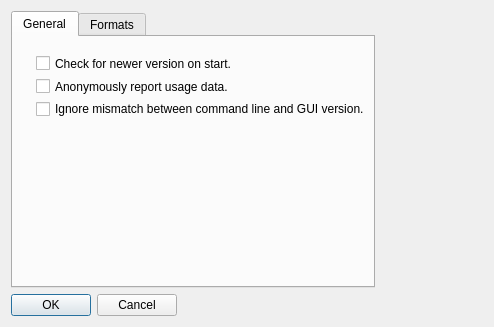
First picture: the form in gui/preferences.ui, repository GPSBabel/gpsbabel, before the edit.
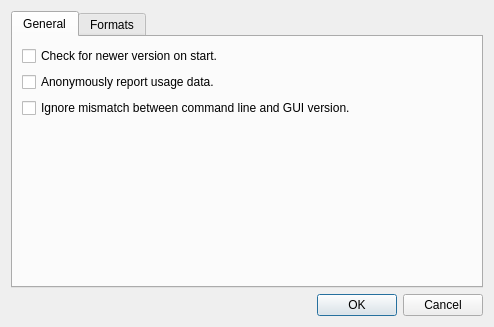
Second picture: the form after the edit.

Diff of the .ui file:
```diff
--- a/gui/preferences.ui
+++ b/gui/preferences.ui
@@ -19,8 +19,8 @@
   <property name="windowTitle">
    <string>GPSBabel Preferences</string>
   </property>
-  <layout class="QFormLayout" name="formLayout">
-   <item row="0" column="0">
+  <layout class="QVBoxLayout" name="verticalLayout_2">
+   <item>
     <widget class="QTabWidget" name="tabWidget">
      <property name="currentIndex">
       <number>0</number>
@@ -29,15 +29,6 @@
       <attribute name="title">
        <string>General</string>
       </attribute>
-      <widget class="QWidget" name="layoutWidget">
-       <property name="geometry">
-        <rect>
-         <x>23</x>
-         <y>18</y>
-         <width>387</width>
-         <height>62</height>
-        </rect>
-       </property>
        <layout class="QVBoxLayout" name="verticalLayout_4">
         <item>
          <widget class="QCheckBox" name="startupCheck">
@@ -60,8 +51,20 @@
           </property>
          </widget>
         </item>
-       </layout>
-      </widget>
+       <item>
+        <spacer name="verticalSpacer">
+         <property name="orientation">
+          <enum>Qt::Vertical</enum>
+         </property>
+         <property name="sizeHint" stdset="0">
+          <size>
+           <width>20</width>
+           <height>40</height>
+          </size>
+         </property>
+        </spacer>
+       </item>
+      </layout>
      </widget>
      <widget class="QWidget" name="format_tab">
       <attribute name="title">
@@ -114,7 +117,7 @@
      </widget>
     </widget>
    </item>
-   <item row="1" column="0">
+   <item>
     <widget class="QDialogButtonBox" name="buttonBox">
      <property name="orientation">
       <enum>Qt::Horizontal</enum>
@@ -124,19 +127,6 @@
      </property>
     </widget>
    </item>
-   <item row="0" column="1">
-    <spacer name="horizontalSpacer">
-     <property name="orientation">
-      <enum>Qt::Horizontal</enum>
-     </property>
-     <property name="sizeHint" stdset="0">
-      <size>
-       <width>40</width>
-       <height>20</height>
-      </size>
-     </property>
-    </spacer>
-   </item>
   </layout>
  </widget>
  <resources/>
```
Lines whose indentation alone changed are shown as unchanged.
